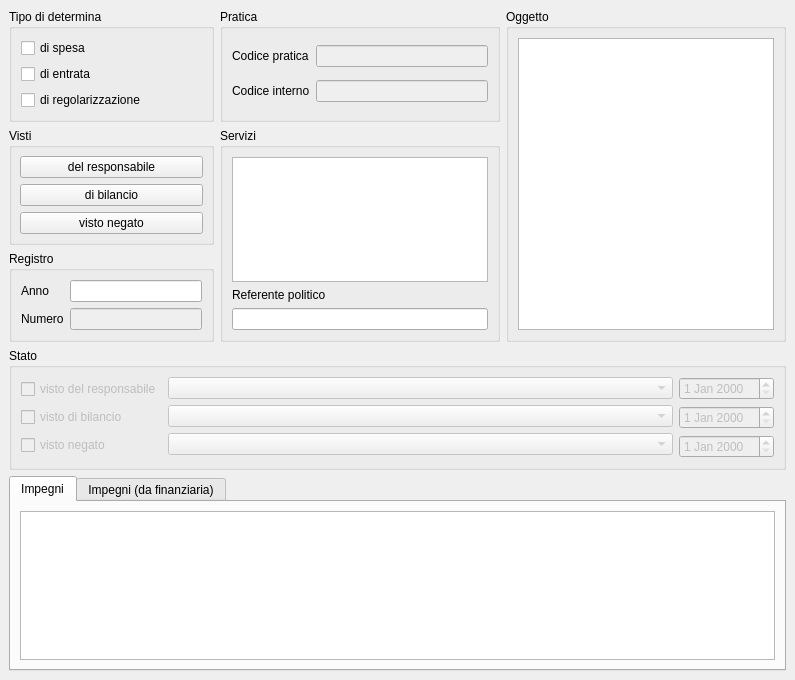
The window that src/com/axiastudio/suite/deliberedetermine/forms/determina.ui (tizianolattisi/suitegda) describes before a commit, drawn with Qt 5.
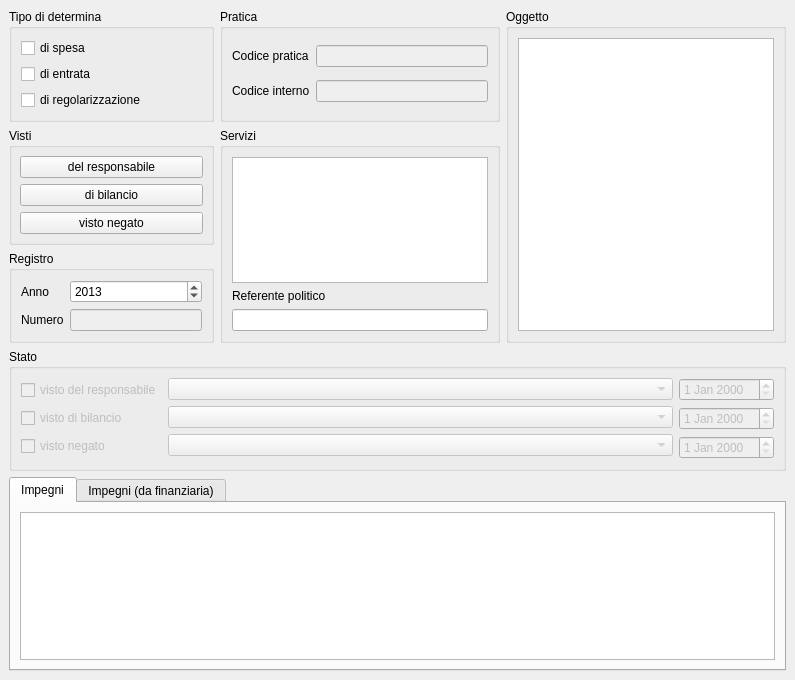
The same window after the commit. Custom widgets are drawn as their Qt base class.

Commit message: Modifiche di layout nelle form determina e utente.

```diff
--- a/src/com/axiastudio/suite/deliberedetermine/forms/determina.ui
+++ b/src/com/axiastudio/suite/deliberedetermine/forms/determina.ui
@@ -196,7 +196,22 @@
         </widget>
        </item>
        <item row="0" column="1">
-        <widget class="QLineEdit" name="lineEdit_4">
+        <widget class="QSpinBox" name="spinBox">
+         <property name="frame">
+          <bool>true</bool>
+         </property>
+         <property name="keyboardTracking">
+          <bool>true</bool>
+         </property>
+         <property name="minimum">
+          <number>2000</number>
+         </property>
+         <property name="maximum">
+          <number>2040</number>
+         </property>
+         <property name="value">
+          <number>2013</number>
+         </property>
          <property name="column" stdset="0">
           <string>anno</string>
          </property>
```
The commit also changes 1 other file.
